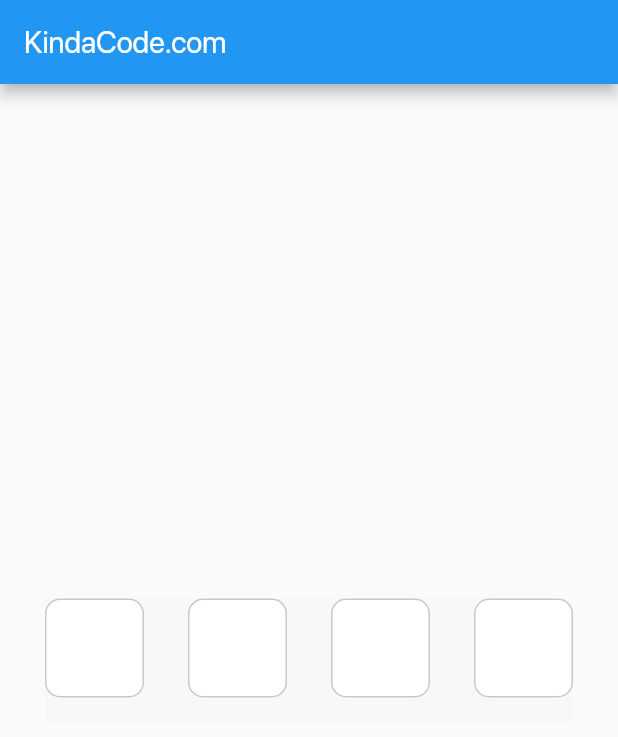
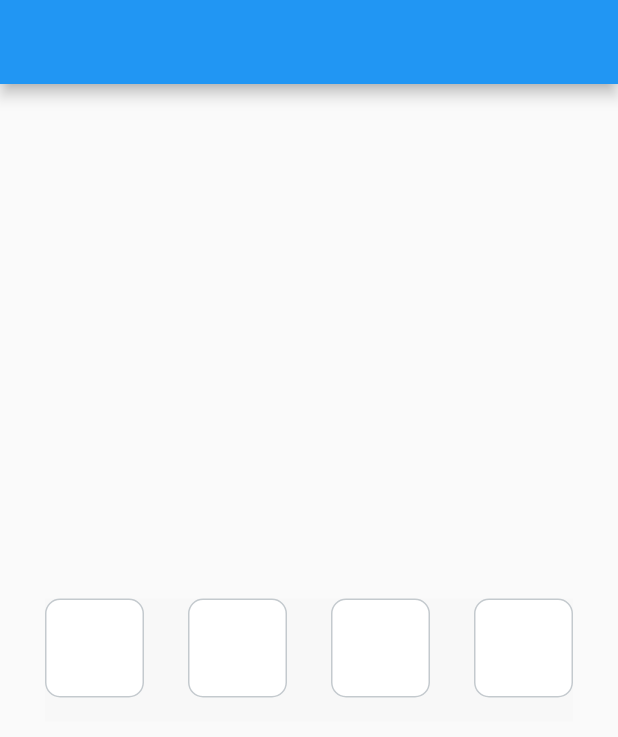
Before and after one commit to ATekimbaev/ezy_app, a Flutter app: the screen it shows after launch, on a phone screen of 412 x 824 dp. Shown: the top 737 px of the screen. Run offline on Flutter 3.47's test engine with Material 2 defaults, Android fonts, the phone set to English and light mode, and no system bars; drawn by our look-alikes of pin_code_fields; our stand-ins replace dio.

Commit message:
test commit

```diff
--- a/lib/main.dart
+++ b/lib/main.dart
@@ -34,7 +34,7 @@ class _HomePageState extends State<HomePage> {
   Widget build(BuildContext context) {
     return Scaffold(
       appBar: AppBar(
-        title: const Text('KindaCode.com'),
+        title: const Text(''),
       ),
       body: Padding(
         padding: const EdgeInsets.all(30),
```
